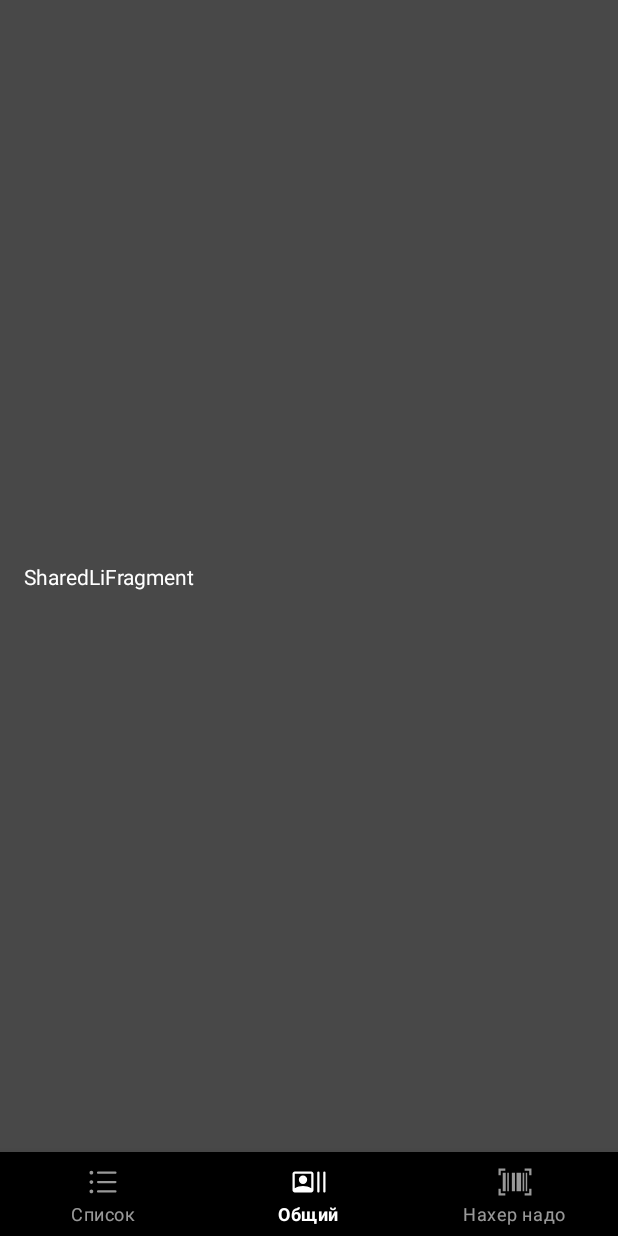
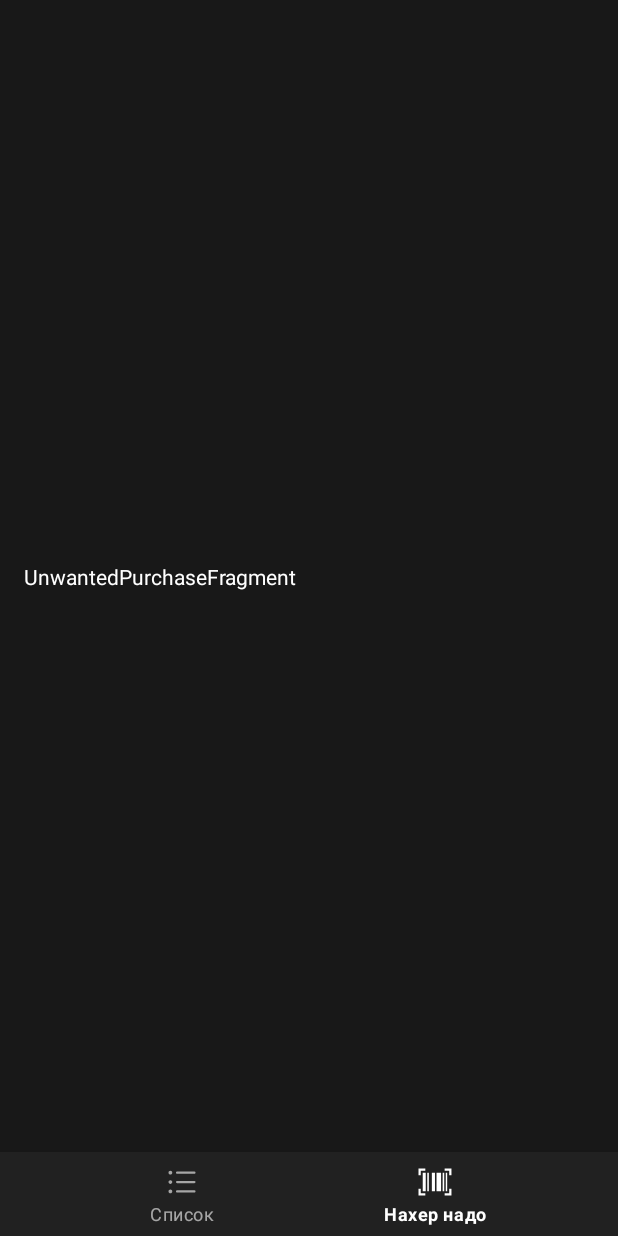
Before and after one commit to JiroBird/SyncLiAndroid, an Android app: the screen it shows after launch (MainScreanActivity), item 2 of the bottom bar chosen, on a phone screen of 412 x 824 dp. Run offline under Robolectric (Android 15) with nearby library versions, the phone set to English and light mode, and no system bars; our stand-ins replace Dagger/Hilt's generated code, Room's generated code, navigation-ui.

Commit message:
+fixed colors

```diff
--- a/app/src/main/java/com/github/jirobird/syncli/screens/syncli/view/SyncLiItemDecoration.kt
+++ b/app/src/main/java/com/github/jirobird/syncli/screens/syncli/view/SyncLiItemDecoration.kt
@@ -31,9 +31,9 @@ class SyncLiItemDecoration: RecyclerView.ItemDecoration() {
 
                     @Suppress("DEPRECATION")
                     color = if (Build.VERSION.SDK_INT >= Build.VERSION_CODES.M) {
-                        parent.context.resources.getColor(R.color.primaryColor, null)
+                        parent.context.resources.getColor(R.color.primaryLightColor, null)
                     } else {
-                        parent.context.resources.getColor(R.color.primaryColor)
+                        parent.context.resources.getColor(R.color.primaryLightColor)
                     }
                 }
             )
@@ -50,21 +50,15 @@ class SyncLiItemDecoration: RecyclerView.ItemDecoration() {
         parent: RecyclerView,
         state: RecyclerView.State
     ) {
+        val gap = parent.context.resources.getDimension(R.dimen.vh_syncli_card_half_gap).toInt()
         when (parent.indexOfChild(view)) {
-//            0 -> {
-//                outRect.bottom = Dp.toPx(8) //TODO: заменить на дименшены
-//            }
-//
-//            lastItemIndex -> {
-//                outRect.top = Dp.toPx(8) //TODO: заменить на дименшены
-//            }
             else -> {
-                outRect.bottom = Dp.toPx(8) //TODO: заменить на дименшены
-                outRect.top = Dp.toPx(8) //TODO: заменить на дименшены
+                outRect.bottom = gap
+                outRect.top = gap
             }
         }
 
-        outRect.left = Dp.toPx(8) //TODO: заменить на дименшены
-        outRect.right = Dp.toPx(8) //TODO: заменить на дименшены
+        outRect.left = gap
+        outRect.right = gap
     }
 }
--- a/app/src/main/java/com/github/jirobird/syncli/screens/syncli/view/SyncLiRecyclerViewAdapter.kt
+++ b/app/src/main/java/com/github/jirobird/syncli/screens/syncli/view/SyncLiRecyclerViewAdapter.kt
@@ -6,6 +6,8 @@ import android.view.ViewGroup
 import androidx.recyclerview.widget.RecyclerView
 import com.github.jirobird.syncli.databinding.VhSyncliBinding
 import com.github.jirobird.syncli.domain.model.synced_list.SyncedList
+import java.text.SimpleDateFormat
+import java.util.*
 
 class SyncLiRecyclerViewAdapter: RecyclerView.Adapter<SyncLiViewHolder>() {
     private var list:List<SyncedList>? = null
@@ -24,6 +26,8 @@ class SyncLiRecyclerViewAdapter: RecyclerView.Adapter<SyncLiViewHolder>() {
     override fun onBindViewHolder(holder: SyncLiViewHolder, position: Int) {
         holder.vhBinder.tvSyncliTitle.text = list?.get(position)?.title ?: holder.vhBinder.tvSyncliTitle.text
         holder.vhBinder.tvSyncliCount.text = list?.get(position)?.itemsCount.toString()
+        val date = list?.get(position)?.timestamp ?: 0
+        holder.vhBinder.tvSyncliDate.text = SimpleDateFormat("HH:mm", Locale.getDefault()).format(Date(date))
     }
 
     override fun getItemCount(): Int {
--- a/app/src/main/res/menu/menu_bnv.xml
+++ b/app/src/main/res/menu/menu_bnv.xml
@@ -6,11 +6,6 @@
         android:icon="@drawable/ic_format_list_bulleted"
         android:title="@string/menu_sync_li"/>
     <item
-        android:id="@id/shared_li"
-        android:enabled="true"
-        android:icon="@drawable/ic_recent_actors"
-        android:title="@string/menu_shared_li"/>
-    <item
         android:id="@id/never_buy_this_shit_again"
         android:enabled="true"
         android:icon="@drawable/ic_barcode_scanner"
--- a/app/src/main/res/navigation/nav_graph.xml
+++ b/app/src/main/res/navigation/nav_graph.xml
@@ -12,12 +12,6 @@
         tools:layout="@layout/fragment_syncli">
     </fragment>
     <fragment
-        android:id="@+id/shared_li"
-        android:name="com.github.jirobird.syncli.screens.sharedli.SharedLiFragment"
-        android:label="@string/second_fragment_label"
-        tools:layout="@layout/fragment_sharedli">
-    </fragment>
-    <fragment
         android:id="@+id/never_buy_this_shit_again"
         android:name="com.github.jirobird.syncli.screens.unwanted_purchases.UnwantedPurchaseFragment"
         android:label="@string/second_fragment_label"
--- a/app/src/main/res/values/colors.xml
+++ b/app/src/main/res/values/colors.xml
@@ -5,7 +5,7 @@
 
     <color name="primaryColor">#212121</color>
     <color name="primaryLightColor">#484848</color>
-    <color name="primaryDarkColor">#000000</color>
+    <color name="primaryDarkColor">#181818</color>
     <color name="primaryTextColor">#ffffff</color>
 
     <color name="secondaryColor">#69F0AE</color>
--- a/app/src/main/res/values/dimens.xml
+++ b/app/src/main/res/values/dimens.xml
@@ -3,4 +3,14 @@
     <dimen name="vh_height_syncli">64dp</dimen>
     <dimen name="margin_cell_start">16dp</dimen>
     <dimen name="margin_cell_end">16dp</dimen>
+    <dimen name="margin_cell_top">16dp</dimen>
+
+
+<!--    TextView -->
+    <dimen name="tv_vh_tittle">24dp</dimen>
+    <dimen name="tv_vh_regular">16dp</dimen>
+
+
+<!--    SyncLi Card    -->
+    <dimen name="vh_syncli_card_half_gap">4dp</dimen>
 </resources>
--- a/app/src/main/res/values/themes.xml
+++ b/app/src/main/res/values/themes.xml
@@ -25,11 +25,27 @@
     <!--    Main screen app     -->
     <style name="Theme.App.MainAppScreen" parent="Theme.SyncLi">
         <item name="android:windowFullscreen">true</item>
-        <item name="android:navigationBarColor">@color/primaryDarkColor</item>
-        <item name="backgroundColor">@color/primaryColor</item>
+
+        <item name="android:navigationBarColor">@color/primaryColor</item>
+
+        <item name="android:colorBackground">@color/primaryDarkColor</item>
+        <item name="backgroundColor">@color/primaryDarkColor</item>
+        <item name="background">@color/primaryDarkColor</item>
         <item name="bottomNavigationStyle">@style/Widget.App.BottomNavigationView</item>
         <item name="android:textViewStyle">@style/CustomTextView</item>
     </style>
+
+    <!--    Bottom Navigation View      -->
+    <style name="Widget.App.BottomNavigationView" parent="Widget.MaterialComponents.BottomNavigationView.Colored">
+        <item name="materialThemeOverlay">@style/ThemeOverlay.App.BottomNavigationView</item>
+    </style>
+
+    <style name="ThemeOverlay.App.BottomNavigationView" parent="">
+        <item name="colorPrimary">@color/primaryColor</item>
+        <item name="colorOnPrimary">@color/primaryTextColor</item>
+    </style>
+    <!--    /Bottom Navigation View      -->
+
 
     <!--    Text View   -->
     <style name="CustomTextView" type="Widget.MaterialComponents.TextView">
@@ -40,17 +56,16 @@
         <item name="backgroundColor">@null</item>
         <item name="android:textColor">@color/primaryTextColor</item>
     </style>
-    <!--    /Text View   -->
 
-    <!--    Bottom Navigation View      -->
-    <style name="Widget.App.BottomNavigationView" parent="Widget.MaterialComponents.BottomNavigationView.Colored">
-        <item name="materialThemeOverlay">@style/ThemeOverlay.App.BottomNavigationView</item>
+    <style name="ThemeOverlay.App.TextView.Tittle" parent="CustomTextView">
+        <item name="android:textSize">@dimen/tv_vh_tittle</item>
+        <item name="android:textStyle">bold</item>
     </style>
 
-    <style name="ThemeOverlay.App.BottomNavigationView" parent="">
-        <item name="colorPrimary">@color/primaryDarkColor</item>
-        <item name="colorOnPrimary">@color/primaryTextColor</item>
+    <style name="ThemeOverlay.App.TextView.Regular" parent="CustomTextView">
+        <item name="android:textSize">@dimen/tv_vh_regular</item>
     </style>
-    <!--    /Bottom Navigation View      -->
+
+    <!--    /Text View   -->
     <!--    /Main screen app     -->
 </resources>
```
Also changed, not shown: app/src/main/res/layout/vh_syncli.xml (+21 -6 lines).
